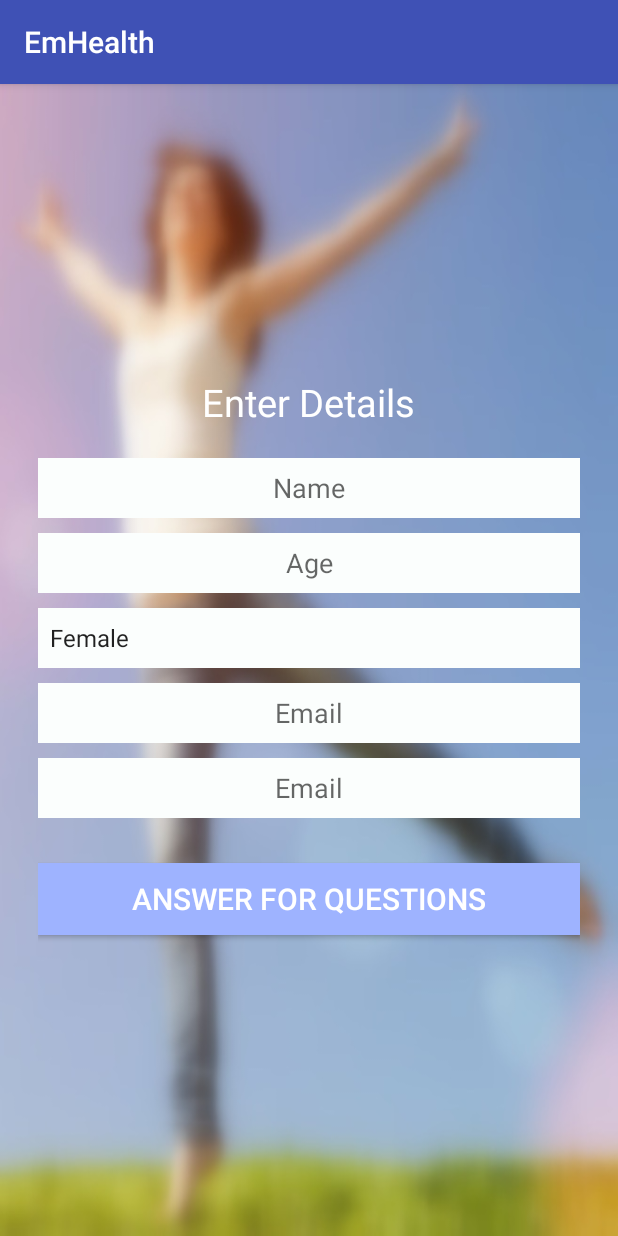
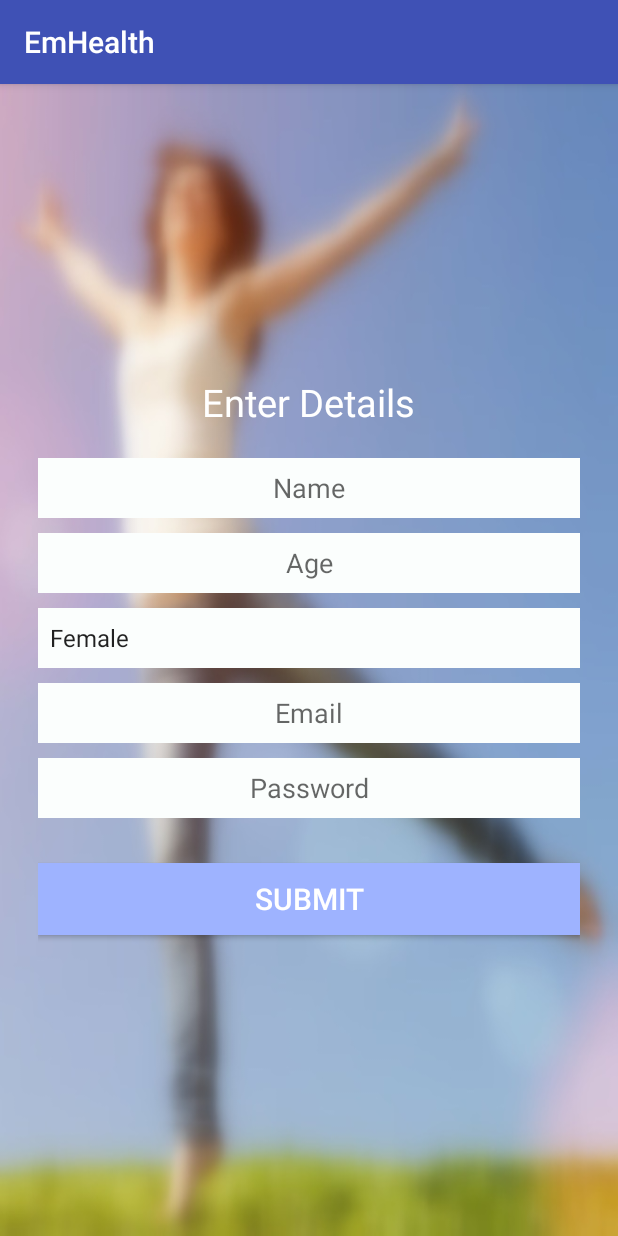
Before and after one commit to jesnajabbar5/emhealth3, an Android app: the Normal screen opened directly, with no data from a screen before it, on a phone screen of 412 x 824 dp. Run offline under Robolectric (Android 15) with nearby library versions, the phone set to English and light mode, and no system bars; our stand-ins replace Volley.

Commit message:
android second part

```diff
--- a/app/src/main/res/layout/activity_normal.xml
+++ b/app/src/main/res/layout/activity_normal.xml
@@ -100,11 +100,11 @@
                 android:layout_centerHorizontal="true"
                 android:layout_marginTop="10dp"
                 android:id="@+id/npass"
-                android:hint="Email"
+                android:hint="Password"
                 android:gravity="center"/>
 
             <Button
-                android:text="Answer For Questions"
+                android:text="SUBMIT"
                 android:layout_width="fill_parent"
                 android:layout_height="wrap_content"
                 android:layout_below="@+id/npass"
```
